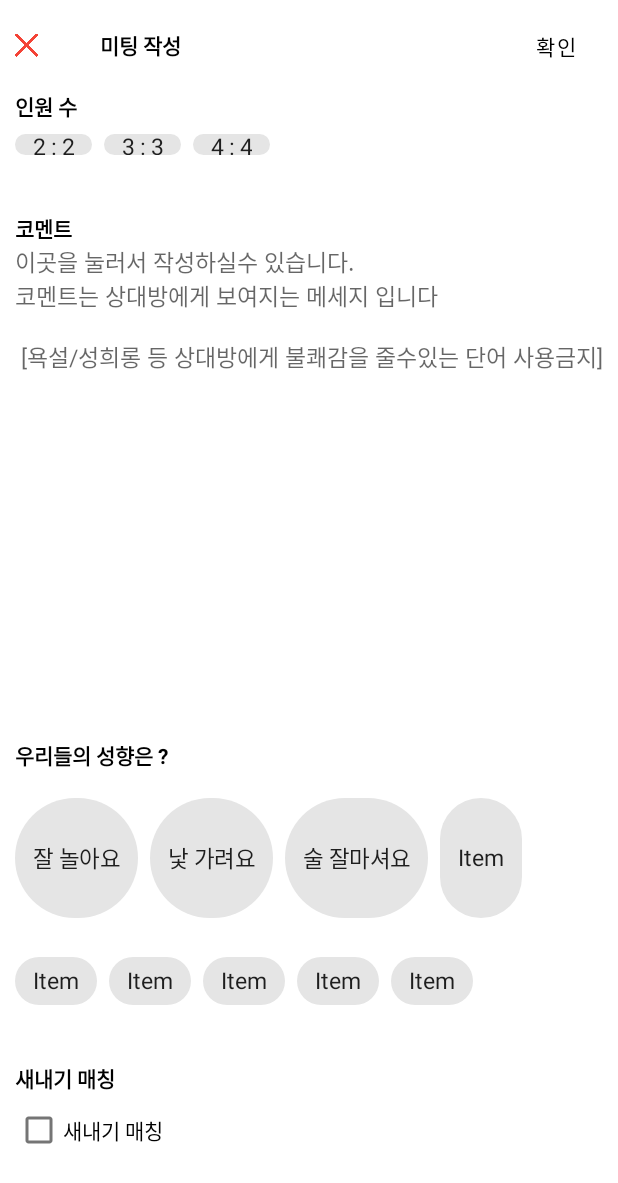
After one commit to gudwh14/csl_blind_date, an Android app: the ListWriteActivity screen opened directly, with no data from a screen before it, on a phone screen of 412 x 824 dp. The commit adds this screen. Shown: the top 1183 px of the screen. Run offline under Robolectric (Android 15) with nearby library versions, the phone set to English and light mode, and no system bars.

Commit message:
ListWrite.xml 완성

```diff
--- a/app/src/main/java/com/csl/csl_blinddate/ListTabFragment.java
+++ b/app/src/main/java/com/csl/csl_blinddate/ListTabFragment.java
@@ -1,5 +1,6 @@
 package com.csl.csl_blinddate;
 
+import android.content.Intent;
 import android.os.Bundle;
 
 import androidx.fragment.app.Fragment;
@@ -9,6 +10,7 @@ import androidx.recyclerview.widget.RecyclerView;
 import android.view.LayoutInflater;
 import android.view.View;
 import android.view.ViewGroup;
+import android.widget.Button;
 import android.widget.FrameLayout;
 
 
@@ -18,6 +20,7 @@ import android.widget.FrameLayout;
 public class ListTabFragment extends Fragment {
     RecyclerView listRecyclerView;
     ListAdapter listAdapter;
+    Button listWriteButton;
     public ListTabFragment() {
         // Required empty public constructor
     }
@@ -28,6 +31,7 @@ public class ListTabFragment extends Fragment {
                              Bundle savedInstanceState) {
         // Inflate the layout for this fragment
         View view = inflater.inflate(R.layout.fragment_list_tab, container, false);
+        // RecyclerView, Adapter 초기화
         listRecyclerView = view.findViewById(R.id.ListRecyclerView);
         listAdapter = new ListAdapter();
 
@@ -43,6 +47,16 @@ public class ListTabFragment extends Fragment {
         listAdapter.addItem(data2);
         listAdapter.notifyDataSetChanged();
 
+        //
+        listWriteButton = view.findViewById(R.id.ListWriteButton);
+        listWriteButton.setOnClickListener(new View.OnClickListener() {
+            @Override
+            public void onClick(View view) {
+                Intent intent = new Intent(getActivity(),ListWriteActivity.class);
+                startActivity(intent);
+            }
+        });
+
         return view;
     }
 }
--- /dev/null
+++ b/app/src/main/java/com/csl/csl_blinddate/ListWriteActivity.java
@@ -0,0 +1,27 @@
+package com.csl.csl_blinddate;
+
+import androidx.appcompat.app.AppCompatActivity;
+
+import android.os.Bundle;
+import android.view.View;
+import android.widget.ImageButton;
+
+public class ListWriteActivity extends AppCompatActivity {
+    ImageButton ListWrite_CloseButton;
+    @Override
+    protected void onCreate(Bundle savedInstanceState) {
+        super.onCreate(savedInstanceState);
+        setContentView(R.layout.activity_list_write);
+
+        // 초기화
+        ListWrite_CloseButton = findViewById(R.id.ListWrite_CloseButton);
+        // CloseButton 클릭 리스너
+        ListWrite_CloseButton.setOnClickListener(new View.OnClickListener() {
+            @Override
+            public void onClick(View view) {
+                finish(); // 종료
+            }
+        });
+
+    }
+}
--- /dev/null
+++ b/app/src/main/res/layout/activity_list_write.xml
@@ -0,0 +1,259 @@
+<?xml version="1.0" encoding="utf-8"?>
+<LinearLayout xmlns:android="http://schemas.android.com/apk/res/android"
+    xmlns:app="http://schemas.android.com/apk/res-auto"
+    xmlns:tools="http://schemas.android.com/tools"
+    android:layout_width="match_parent"
+    android:layout_height="match_parent"
+    android:orientation="vertical"
+    tools:context=".ListWriteActivity"
+    android:padding="10dp">
+
+    <LinearLayout
+        android:layout_width="match_parent"
+        android:layout_height="40dp"
+        android:orientation="horizontal">
+
+        <ImageButton
+            android:id="@+id/ListWrite_CloseButton"
+            android:layout_width="15dp"
+            android:layout_height="match_parent"
+            app:srcCompat="@drawable/close_icon"
+            android:background="?attr/selectableItemBackground"
+            android:scaleType="fitCenter"/>
+
+        <Space
+            android:layout_width="wrap_content"
+            android:layout_height="wrap_content"
+            android:layout_weight="1" />
+
+        <TextView
+            android:id="@+id/textView"
+            android:layout_width="0dp"
+            android:layout_height="match_parent"
+            android:layout_weight="1.5"
+            android:text="미팅 작성"
+            android:textStyle="bold"
+            android:textColor="#000000"
+            android:gravity="center_vertical"/>
+
+        <Space
+            android:layout_width="wrap_content"
+            android:layout_height="wrap_content"
+            android:layout_weight="5" />
+
+        <Button
+            android:id="@+id/button2"
+            android:layout_width="0dp"
+            android:layout_height="match_parent"
+            android:layout_weight="1.5"
+            android:background="@android:color/transparent"
+            android:textColor="#000000"
+            android:text="확인"/>
+    </LinearLayout>
+
+
+    <LinearLayout
+        android:layout_width="match_parent"
+        android:layout_height="match_parent"
+        android:orientation="vertical">
+        <Space
+            android:layout_width="match_parent"
+            android:layout_height="10dp" />
+
+        <TextView
+            android:id="@+id/textView2"
+            android:layout_width="match_parent"
+            android:layout_height="wrap_content"
+            android:text="인원 수"
+            android:textColor="#000000"
+            android:textStyle="bold"/>
+
+        <LinearLayout
+            android:layout_width="match_parent"
+            android:layout_height="30dp"
+            android:orientation="horizontal" >
+
+            <com.google.android.material.chip.ChipGroup
+                android:layout_width="match_parent"
+                android:layout_height="match_parent">
+
+                <com.google.android.material.chip.Chip
+                    android:id="@+id/chip2"
+                    android:layout_width="wrap_content"
+                    android:layout_height="match_parent"
+                    android:text="2 : 2"
+                    android:textSize="15dp"
+                    style="@style/Widget.MaterialComponents.Chip.Filter"/>
+
+                <com.google.android.material.chip.Chip
+                    android:id="@+id/chip3"
+                    android:layout_width="wrap_content"
+                    android:layout_height="match_parent"
+                    android:text="3 : 3"
+                    android:textSize="15dp"
+                    style="@style/Widget.MaterialComponents.Chip.Filter"/>
+
+                <com.google.android.material.chip.Chip
+                    android:id="@+id/chip4"
+                    android:layout_width="wrap_content"
+                    android:layout_height="match_parent"
+                    android:text="4 : 4"
+                    android:textSize="15dp"
+                    style="@style/Widget.MaterialComponents.Chip.Filter"/>
+            </com.google.android.material.chip.ChipGroup>
+        </LinearLayout>
+        <Space
+            android:layout_width="match_parent"
+            android:layout_height="30dp" />
+        <TextView
+            android:id="@+id/textView3"
+            android:layout_width="match_parent"
+            android:layout_height="wrap_content"
+            android:text="코멘트"
+            android:textColor="#000000"
+            android:textStyle="bold"/>
+
+        <EditText
+            android:id="@+id/editText"
+            android:layout_width="match_parent"
+            android:layout_height="300dp"
+            android:background="@null"
+            android:ems="10"
+            android:textSize="15dp"
+            android:hint="이곳을 눌러서 작성하실수 있습니다.\n코멘트는 상대방에게 보여지는 메세지 입니다
+\n\n [욕설/성희롱 등 상대방에게 불쾌감을 줄수있는 단어 사용금지]"
+            android:inputType="textMultiLine"
+            android:scrollHorizontally="false"
+            android:text=""
+            android:gravity="start"/>
+
+        <Space
+            android:layout_width="match_parent"
+            android:layout_height="30dp" />
+
+        <TextView
+            android:id="@+id/textView4"
+            android:layout_width="match_parent"
+            android:layout_height="wrap_content"
+            android:text="우리들의 성향은 ?"
+            android:textColor="#000000"
+            android:textStyle="bold"/>
+        <Space
+            android:layout_width="match_parent"
+            android:layout_height="10dp" />
+        <LinearLayout
+            android:layout_width="match_parent"
+            android:layout_height="wrap_content"
+            android:orientation="horizontal" >
+
+            <com.google.android.material.chip.ChipGroup
+                android:layout_width="match_parent"
+                android:layout_height="match_parent">
+                <com.google.android.material.chip.Chip
+                    android:id="@+id/trait_1"
+                    android:layout_width="wrap_content"
+                    android:layout_height="match_parent"
+                    android:text="잘 놀아요"
+                    android:textSize="15dp"
+                    style="@style/Widget.MaterialComponents.Chip.Filter"/>
+                <com.google.android.material.chip.Chip
+                    android:id="@+id/trait_2"
+                    android:layout_width="wrap_content"
+                    android:layout_height="match_parent"
+                    android:text="낯 가려요"
+                    android:textSize="15dp"
+                    style="@style/Widget.MaterialComponents.Chip.Filter"/>
+                <com.google.android.material.chip.Chip
+                    android:id="@+id/trait_3"
+                    android:layout_width="wrap_content"
+                    android:layout_height="match_parent"
+                    android:text="술 잘마셔요"
+                    android:textSize="15dp"
+                    style="@style/Widget.MaterialComponents.Chip.Filter"/>
+                <com.google.android.material.chip.Chip
+                    android:id="@+id/trait_4"
+                    android:layout_width="wrap_content"
+                    android:layout_height="match_parent"
+                    android:text="Item"
+                    android:textSize="15dp"
+                    style="@style/Widget.MaterialComponents.Chip.Filter"/>
+                <com.google.android.material.chip.Chip
+                    android:id="@+id/trait_5"
+                    android:layout_width="wrap_content"
+                    android:layout_height="match_parent"
+                    android:text="Item"
+                    android:textSize="15dp"
+                    style="@style/Widget.MaterialComponents.Chip.Filter"/>
+
+            </com.google.android.material.chip.ChipGroup>
+        </LinearLayout>
+        <Space
+            android:layout_width="match_parent"
+            android:layout_height="10dp" />
+        <LinearLayout
+            android:layout_width="match_parent"
+            android:layout_height="wrap_content"
+            android:orientation="horizontal" >
+
+            <com.google.android.material.chip.ChipGroup
+                android:layout_width="match_parent"
+                android:layout_height="match_parent">
+                <com.google.android.material.chip.Chip
+                    android:id="@+id/trait_6"
+                    android:layout_width="wrap_content"
+                    android:layout_height="match_parent"
+                    android:text="Item"
+                    android:textSize="15dp"
+                    style="@style/Widget.MaterialComponents.Chip.Filter"/>
+                <com.google.android.material.chip.Chip
+                    android:id="@+id/trait_7"
+                    android:layout_width="wrap_content"
+                    android:layout_height="match_parent"
+                    android:text="Item"
+                    android:textSize="15dp"
+                    style="@style/Widget.MaterialComponents.Chip.Filter"/>
+                <com.google.android.material.chip.Chip
+                    android:id="@+id/trait_8"
+                    android:layout_width="wrap_content"
+                    android:layout_height="match_parent"
+                    android:text="Item"
+                    android:textSize="15dp"
+                    style="@style/Widget.MaterialComponents.Chip.Filter"/>
+                <com.google.android.material.chip.Chip
+                    android:id="@+id/trait_9"
+                    android:layout_width="wrap_content"
+                    android:layout_height="match_parent"
+                    android:text="Item"
+                    android:textSize="15dp"
+                    style="@style/Widget.MaterialComponents.Chip.Filter"/>
+                <com.google.android.material.chip.Chip
+                    android:id="@+id/trait_10"
+                    android:layout_width="wrap_content"
+                    android:layout_height="match_parent"
+                    android:text="Item"
+                    android:textSize="15dp"
+                    style="@style/Widget.MaterialComponents.Chip.Filter"/>
+
+            </com.google.android.material.chip.ChipGroup>
+        </LinearLayout>
+
+        <Space
+            android:layout_width="match_parent"
+            android:layout_height="30dp" />
+
+        <TextView
+            android:id="@+id/textView5"
+            android:layout_width="match_parent"
+            android:layout_height="wrap_content"
+            android:text="새내기 매칭"
+            android:textColor="#000000"
+            android:textStyle="bold"/>
+
+        <CheckBox
+            android:id="@+id/checkBox"
+            android:layout_width="match_parent"
+            android:layout_height="wrap_content"
+            android:text="새내기 매칭" />
+    </LinearLayout>
+
+</LinearLayout>
--- a/app/src/main/res/layout/fragment_list_tab.xml
+++ b/app/src/main/res/layout/fragment_list_tab.xml
@@ -14,7 +14,7 @@
         android:layout_height="match_parent" />
 
     <Button
-        android:id="@+id/button"
+        android:id="@+id/ListWriteButton"
         android:layout_width="wrap_content"
         android:layout_height="wrap_content"
         android:text="글작성"
--- a/app/src/main/res/values/styles.xml
+++ b/app/src/main/res/values/styles.xml
@@ -14,6 +14,20 @@
         <item name="android:windowLightStatusBar">true</item>
     </style>
 
+    <style name="ChipTheme" parent="Theme.MaterialComponents.Light.NoActionBar">
+        <!-- Customize your theme here. -->
+        <item name="colorPrimary">@color/colorPrimary</item>
+        <item name="colorPrimaryDark">@color/colorPrimaryDark</item>
+        <item name="colorAccent">#FD8A8A</item>
+        <item name="windowActionBar">false</item>
+        <item name="windowNoTitle">true</item>
+        // 상태바를 투명하게 만들기
+        <item name="android:statusBarColor">@android:color/transparent</item>
+        // 배경 밝기에 따라 상태바 아이콘 색상 변경( 밝으면 회색 / 어두으면 흰색)
+        <item name="android:windowLightStatusBar">true</item>
+    </style>
+
+
     <style name="SplashTheme" parent="@style/AppTheme">
         <item name="android:windowBackground">@drawable/splash_image</item>
     </style>
```
Also changed, not shown: app/src/main/AndroidManifest.xml (+8 -4 lines), app/src/main/res/drawable/close_icon.png (added).
